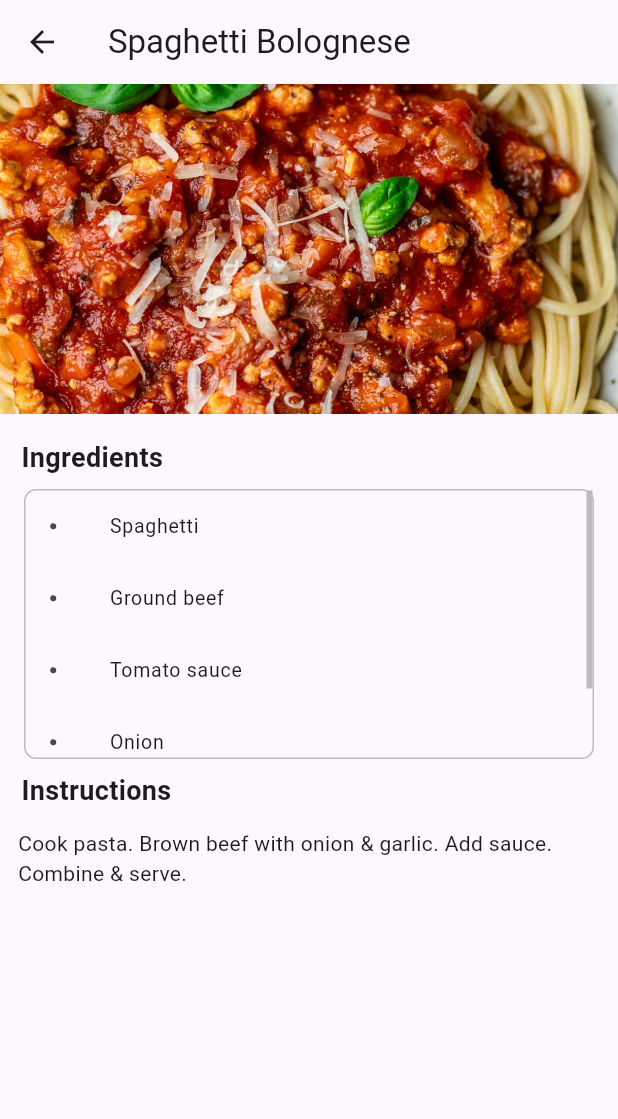
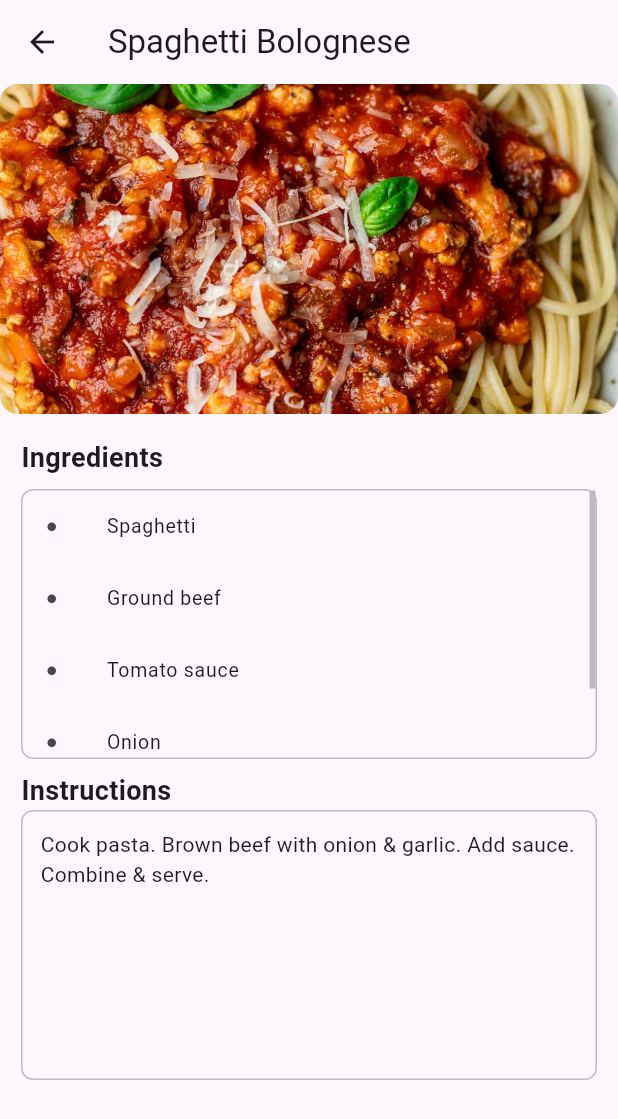
Before and after one commit to jjacob-t/MAD_CW02, a Flutter app: the screen it shows after launch, after a tap on "Spaghetti Bolognese", on a phone screen of 412 x 824 dp. Shown: the top 1119 px of the screen. Run offline on Flutter 3.47's test engine with Material 3 defaults, Android fonts, the phone set to English and light mode, and no system bars.

Commit message:
Polishing and comments

```diff
--- a/lib/main.dart
+++ b/lib/main.dart
@@ -9,6 +9,7 @@ void main() {
 class MyApp extends StatelessWidget {
   const MyApp({super.key});
 
+  // App starts on home screen
   @override
   Widget build(BuildContext context) {
     return MaterialApp(
--- a/lib/screens/details_screen.dart
+++ b/lib/screens/details_screen.dart
@@ -5,6 +5,7 @@ import 'package:flutter/material.dart';
 class DetailsScreen extends StatelessWidget {
   final Recipe recipe;
   const DetailsScreen({super.key, required this.recipe});
+
 
   @override
   Widget build(BuildContext context) {
@@ -15,10 +16,12 @@ class DetailsScreen extends StatelessWidget {
           crossAxisAlignment: CrossAxisAlignment.start,
           children: [
             // Hero image
-            Image.asset(recipe.imagePath, height: 220, width: double.infinity, fit: BoxFit.cover),
+            ClipRRect(borderRadius: BorderRadius.circular(12),
+              child: Image.asset(recipe.imagePath, height: 220, width: double.infinity, fit: BoxFit.cover),),
 
             SizedBox(height: 16),
 
+            // Header style text
             Text(
               '   Ingredients',
               style: TextStyle(
@@ -29,23 +32,25 @@ class DetailsScreen extends StatelessWidget {
 
             SizedBox(height: 8),
 
-            // Name, Ingredients, Instructions…
             Padding(
-              padding: const EdgeInsets.symmetric(horizontal: 16),
+              padding: const EdgeInsets.symmetric(horizontal: 14),
               child: Container(
                 height: 180,
+                // Bordered box to show the edges of the scrollable area
                 decoration: BoxDecoration(
                   border: Border.all(color: Colors.grey.shade400),
                   borderRadius: BorderRadius.circular(8),
                 ),
+                // Scrollbar that is always visible (if there is one) to show that there are more ingredients
                 child: Scrollbar(
                   thumbVisibility: true,
                   child: ListView.builder(
                     itemCount: recipe.ingredients.length,
                     itemBuilder: (context, index) {
+                      // Scrollable list of ingredients
                       return ListTile(
                         dense: true,
-                        leading: const Icon(Icons.circle, size: 5),
+                        leading: const Icon(Icons.circle, size: 7),
                         title: Text(recipe.ingredients[index]),
                       );
                     },
@@ -63,8 +68,19 @@ class DetailsScreen extends StatelessWidget {
                 fontSize: 18,
               ),
             ),
+
+            Padding(
+              padding: const EdgeInsets.symmetric(horizontal: 14),
+              child: Container(
+                height: 180,
+                decoration: BoxDecoration(
+                  border: Border.all(color: Colors.grey.shade400),
+                  borderRadius: BorderRadius.circular(8),
+                ), child:
+            // Instructions in bordered box for consistency
             Padding(padding: EdgeInsets.all(12), child: Text(recipe.instructions),),
-
+              ),
+            ),
           ],
         ),
       ),
--- a/lib/screens/home_screen.dart
+++ b/lib/screens/home_screen.dart
@@ -13,14 +13,17 @@ class RecipeListScreen extends StatelessWidget {
       appBar: AppBar(title: const Text('Recipes')),
       body:
       ListView.builder(
+        // Scrollable list of recipes from the recipes_data file
         itemCount: sampleRecipes.length,
         itemBuilder: (context, index) {
           final recipe = sampleRecipes[index];
           return Card(
             child: ListTile(
+              // Layout of each recipe tile with recipe image and name
               leading: Image.asset(recipe.imagePath, width: 56, fit: BoxFit.cover),
               title:   Text(recipe.name),
               trailing: const Icon(Icons.chevron_right),
+              // On a tap of each recipe, go to its details screen
               onTap: () {
                 Navigator.push(
                   context,
```
Also changed, not shown: lib/data/recipes_data.dart (+7 -2 lines), assets/images/chicken.jpg (added).
